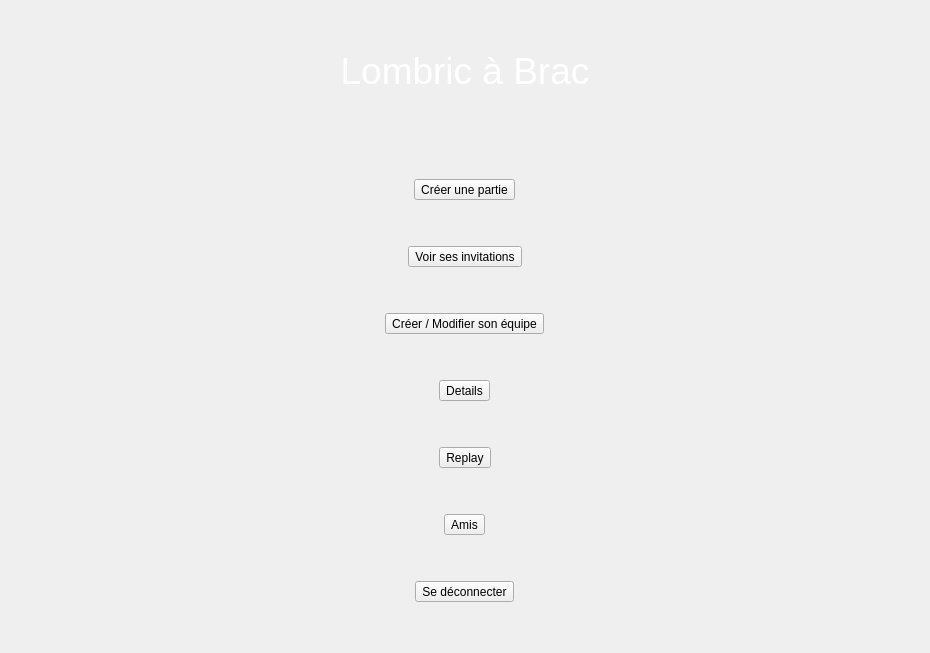
Before: the Qt Designer form Client/UI/MenuQt.ui in Minigrim0/LombricABrac, drawn with Qt 5.
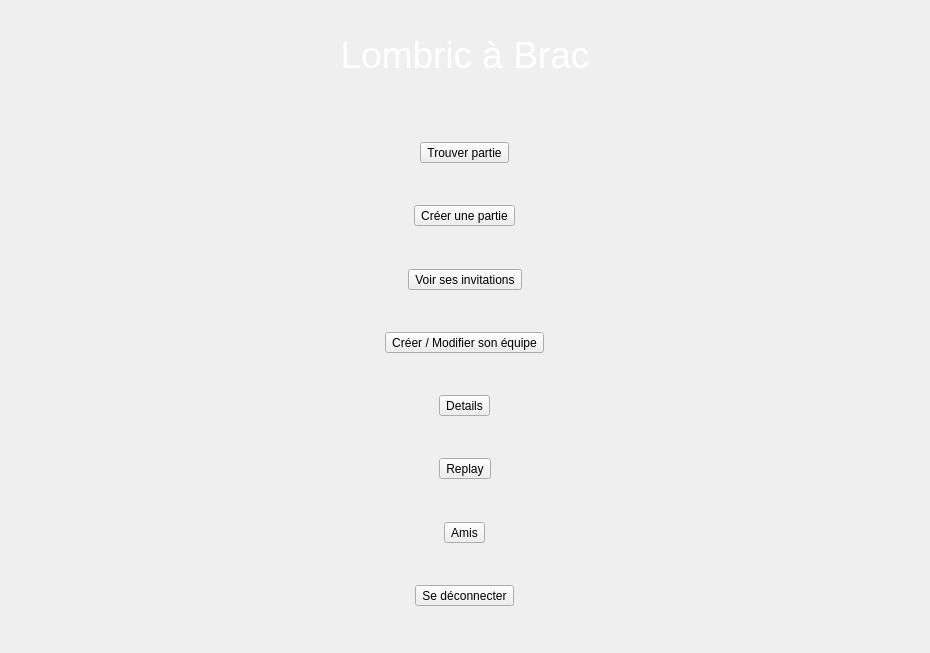
After: the same form once the commit is applied. Icons and pictures are not drawn.

Commit message: add trouver partie pour matchmaking ad wait screen and fix seg fault for liste

Patch:
```diff
--- a/Client/UI/MenuQt.ui
+++ b/Client/UI/MenuQt.ui
@@ -78,6 +78,39 @@
        </property>
       </spacer>
      </item>
+     <item alignment="Qt::AlignHCenter">
+      <widget class="QToolButton" name="Trouver_partieToolButton">
+       <property name="text">
+        <string>Trouver partie</string>
+       </property>
+       <property name="icon">
+        <iconset resource="../images_widget.qrc">
+         <normaloff>:/icons/UI/Resources/search.png</normaloff>:/icons/UI/Resources/search.png</iconset>
+       </property>
+       <property name="iconSize">
+        <size>
+         <width>24</width>
+         <height>24</height>
+        </size>
+       </property>
+       <property name="toolButtonStyle">
+        <enum>Qt::ToolButtonTextBesideIcon</enum>
+       </property>
+      </widget>
+     </item>
+     <item>
+      <spacer name="verticalSpacer_11">
+       <property name="orientation">
+        <enum>Qt::Vertical</enum>
+       </property>
+       <property name="sizeHint" stdset="0">
+        <size>
+         <width>20</width>
+         <height>40</height>
+        </size>
+       </property>
+      </spacer>
+     </item>
      <item alignment="Qt::AlignHCenter">
       <widget class="QToolButton" name="Create_party_toolButton">
        <property name="styleSheet">
```
The commit also changes 9 other files.
